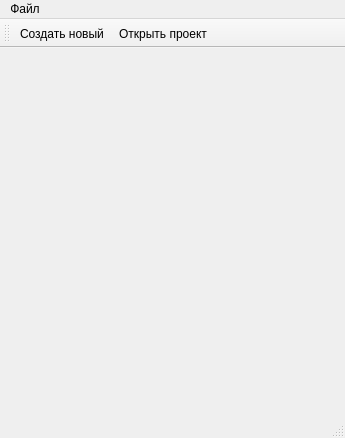
Before: the Qt Designer form mainwindow.ui in SavkovAndrey/Qt_test_10, drawn with Qt 5.
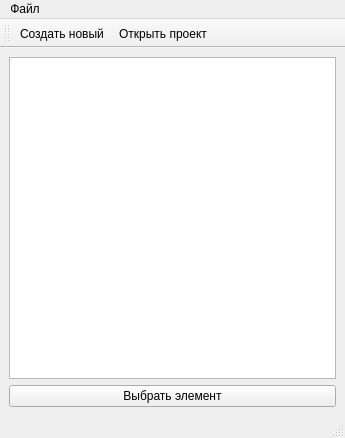
After: the same form once the commit is applied. Icons and pictures are not drawn.

```diff
--- a/mainwindow.ui
+++ b/mainwindow.ui
@@ -13,7 +13,20 @@
   <property name="windowTitle">
    <string>MainWindow</string>
   </property>
-  <widget class="QWidget" name="centralwidget"/>
+  <widget class="QWidget" name="centralwidget">
+   <layout class="QVBoxLayout" name="verticalLayout">
+    <item>
+     <widget class="QListWidget" name="listWidget"/>
+    </item>
+    <item>
+     <widget class="QPushButton" name="pushButton">
+      <property name="text">
+       <string>Выбрать элемент</string>
+      </property>
+     </widget>
+    </item>
+   </layout>
+  </widget>
   <widget class="QMenuBar" name="menubar">
    <property name="geometry">
     <rect>
```
